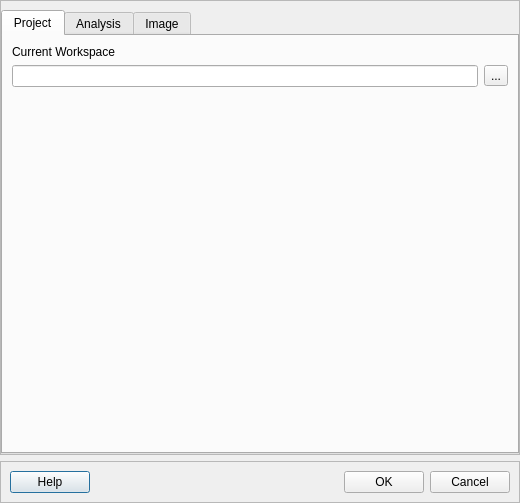
Qt form src/pyssa/gui/ui/forms/settings_view.ui (urban233/PySSA) before a commit.
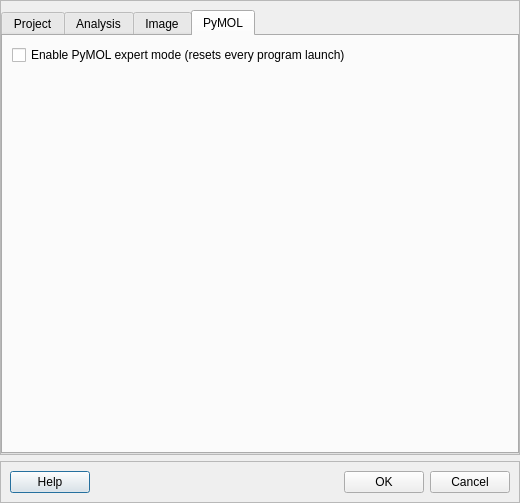
The same form after that commit. The open tabs and pages were chosen to show the change.

Commit message: Add toggle PyMOL expert mode functionality

```diff
--- a/src/pyssa/gui/ui/forms/settings_view.ui
+++ b/src/pyssa/gui/ui/forms/settings_view.ui
@@ -274,6 +274,33 @@
           </item>
          </layout>
         </widget>
+        <widget class="QWidget" name="tab">
+         <attribute name="title">
+          <string>PyMOL</string>
+         </attribute>
+         <layout class="QVBoxLayout" name="verticalLayout_10">
+          <item>
+           <widget class="QCheckBox" name="cb_toggle_pymol_expert_mode">
+            <property name="text">
+             <string>Enable PyMOL expert mode (resets every program launch)</string>
+            </property>
+           </widget>
+          </item>
+          <item>
+           <spacer name="verticalSpacer_4">
+            <property name="orientation">
+             <enum>Qt::Vertical</enum>
+            </property>
+            <property name="sizeHint" stdset="0">
+             <size>
+              <width>20</width>
+              <height>40</height>
+             </size>
+            </property>
+           </spacer>
+          </item>
+         </layout>
+        </widget>
        </widget>
       </item>
      </layout>
```
The commit also changes 16 other files.
